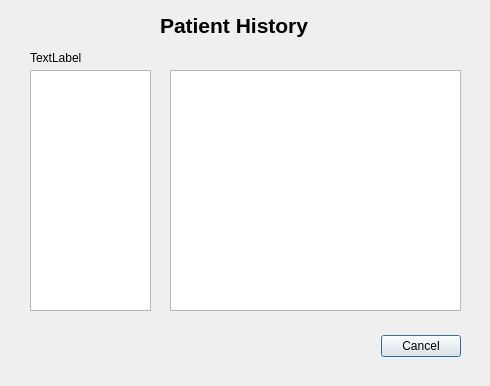
Above: GroupFour_DoctorsOffice/patienthistory.ui from KittimasakBunrat/GroupFour_DoctorsOffice before the change. Below: the same form after it.
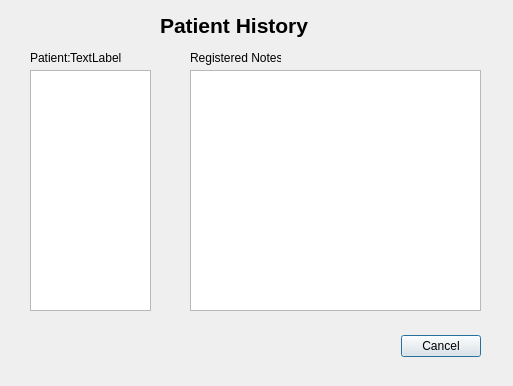
That is the form after the change.

```diff
--- a/GroupFour_DoctorsOffice/patienthistory.ui
+++ b/GroupFour_DoctorsOffice/patienthistory.ui
@@ -6,7 +6,7 @@
    <rect>
     <x>0</x>
     <y>0</y>
-    <width>490</width>
+    <width>513</width>
     <height>386</height>
    </rect>
   </property>
@@ -16,7 +16,7 @@
   <widget class="QDialogButtonBox" name="history_buttonBox">
    <property name="geometry">
     <rect>
-     <x>120</x>
+     <x>140</x>
      <y>330</y>
      <width>341</width>
      <height>32</height>
@@ -62,7 +62,7 @@
   <widget class="QLabel" name="history_patient_label">
    <property name="geometry">
     <rect>
-     <x>30</x>
+     <x>70</x>
      <y>50</y>
      <width>91</width>
      <height>16</height>
@@ -75,13 +75,39 @@
   <widget class="QTextBrowser" name="appointment_notes_textBrowser">
    <property name="geometry">
     <rect>
-     <x>170</x>
+     <x>190</x>
      <y>70</y>
      <width>291</width>
      <height>241</height>
     </rect>
    </property>
   </widget>
+  <widget class="QLabel" name="label">
+   <property name="geometry">
+    <rect>
+     <x>30</x>
+     <y>50</y>
+     <width>61</width>
+     <height>16</height>
+    </rect>
+   </property>
+   <property name="text">
+    <string>Patient:</string>
+   </property>
+  </widget>
+  <widget class="QLabel" name="label_2">
+   <property name="geometry">
+    <rect>
+     <x>190</x>
+     <y>50</y>
+     <width>91</width>
+     <height>16</height>
+    </rect>
+   </property>
+   <property name="text">
+    <string>Registered Notes:</string>
+   </property>
+  </widget>
  </widget>
  <resources/>
  <connections>
```
